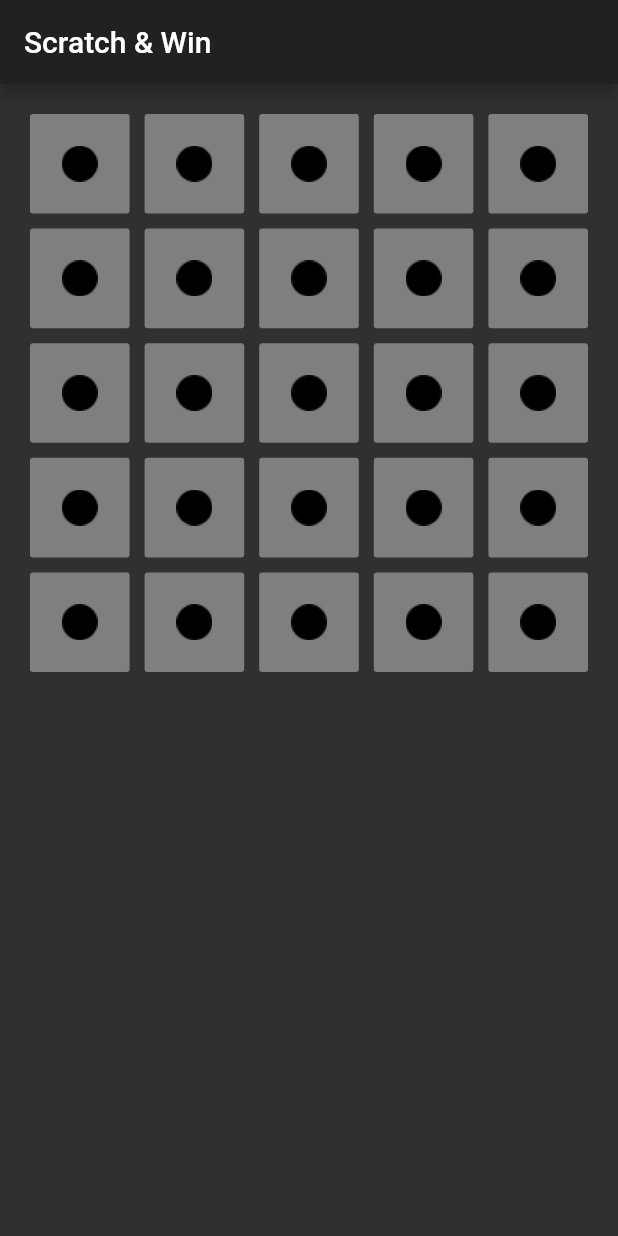
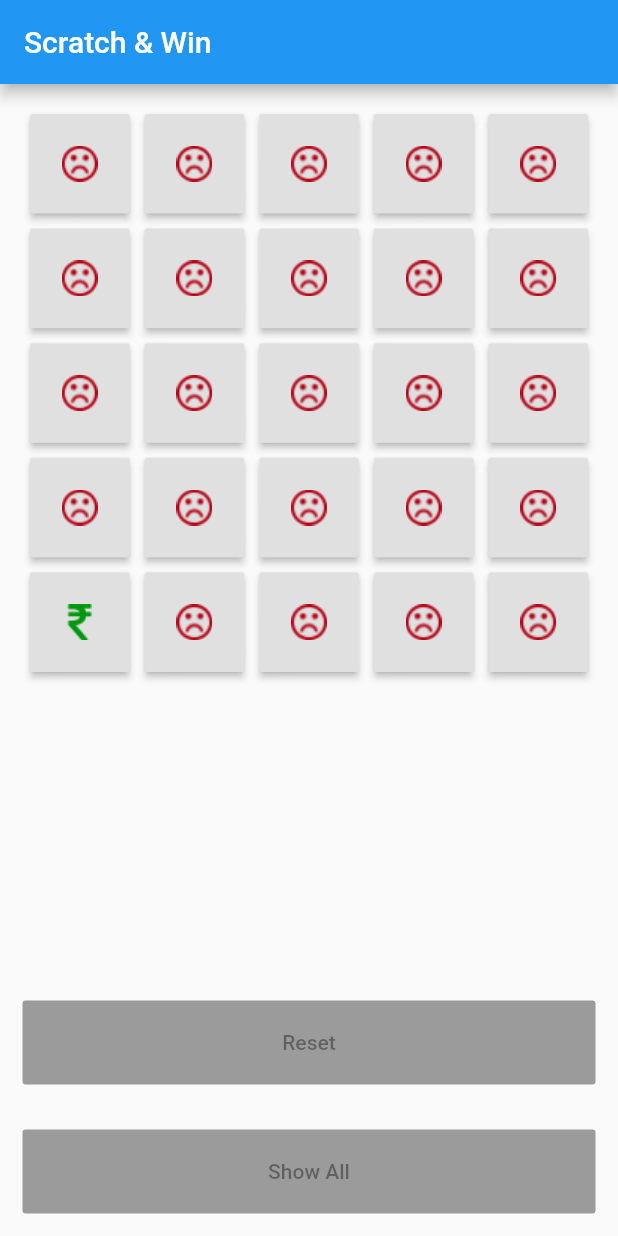
Before and after one commit to aditya-786/Scratch-And-Win, a Flutter app: the screen it shows after launch, on a phone screen of 412 x 824 dp. Run offline on Flutter 3.47's test engine with Material 2 defaults, Android fonts, the phone set to English and light mode, and no system bars.

Commit message:
Added Methods

```diff
--- a/lib/HomePage.dart
+++ b/lib/HomePage.dart
@@ -18,13 +18,14 @@ class _HomePageState extends State<HomePage> {
   @override
   void initState() {
     super.initState();
-    tokens = List<String>.generate(25, (index) => "empty");
+    this.tokens = List<String>.generate(25, (index) => "empty");
+    this.generateNumber();
   }
 
   generateNumber() {
     int randomNumber = Random().nextInt(tokens.length);
     setState(() {
-      luckyNumber = randomNumber;
+      this.luckyNumber = randomNumber;
     });
   }
 
@@ -40,7 +41,7 @@ class _HomePageState extends State<HomePage> {
     }
   }
 
-  getImage(int index) {
+  AssetImage getImage(int index) {
     String checkState = tokens[index];
     if (checkState == "lucky")
       return lucky;
@@ -54,11 +55,12 @@ class _HomePageState extends State<HomePage> {
     setState(() {
       tokens = List<String>.filled(tokens.length, "empty");
     });
+    generateNumber();
   }
 
   showAll() {
     setState(() {
-      tokens = List<String>.filled(25, "unlucky");
+      tokens = List<String>.filled(tokens.length, "unlucky");
       tokens[luckyNumber] = "lucky";
     });
   }
@@ -69,12 +71,10 @@ class _HomePageState extends State<HomePage> {
       appBar: AppBar(
         title: Text('Scratch & Win'),
       ),
-
       body: Column(
         crossAxisAlignment: CrossAxisAlignment.stretch,
         mainAxisAlignment: MainAxisAlignment.start,
-
-        children:<Widget>[
+        children: <Widget>[
           Expanded(
             child: GridView.builder(
               padding: EdgeInsets.all(20.0),
@@ -84,15 +84,13 @@ class _HomePageState extends State<HomePage> {
                 crossAxisSpacing: 10.0,
                 mainAxisSpacing: 10.0,
               ),
-
               itemCount: tokens.length,
               itemBuilder: (context, i) => SizedBox(
                 width: 50.0,
                 height: 50.0,
-
                 child: RaisedButton(
-                  onPressed: (){
-                    checkYourDestiny(i),
+                  onPressed: () {
+                    this.checkYourDestiny(i);
                   },
                   child: Image(
                     image: this.getImage(i),
@@ -100,10 +98,31 @@ class _HomePageState extends State<HomePage> {
                 ),
               ),
             ),
-          )
+          ),
+          Container(
+            margin: EdgeInsets.all(15.0),
+            child: RaisedButton(
+              onPressed: this.resetGame(),
+              child: Text(
+                'Reset',
+              ),
+              color: Colors.blue,
+              padding: EdgeInsets.all(20.0),
+            ),
+          ),
+          Container(
+            margin: EdgeInsets.all(15.0),
+            child: RaisedButton(
+              onPressed: this.showAll(),
+              child: Text(
+                'Show All',
+              ),
+              color: Colors.blue,
+              padding: EdgeInsets.all(20.0),
+            ),
+          ),
         ],
       ),
-
     );
   }
 }
--- a/lib/main.dart
+++ b/lib/main.dart
@@ -8,7 +8,7 @@ class MyApp extends StatelessWidget {
   Widget build(BuildContext context) {
     return MaterialApp(
       title: 'Scratch & Win',
-      theme: ThemeData.dark(),
+      theme: ThemeData.light(),
       debugShowCheckedModeBanner: false,
       home: HomePage(),
     );
```
Also changed, not shown: 1 other file.
